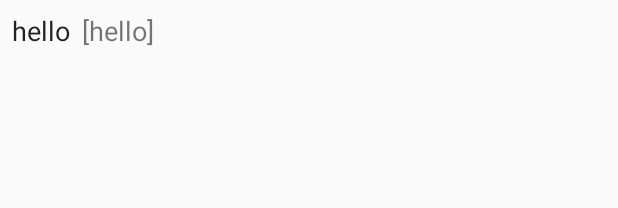
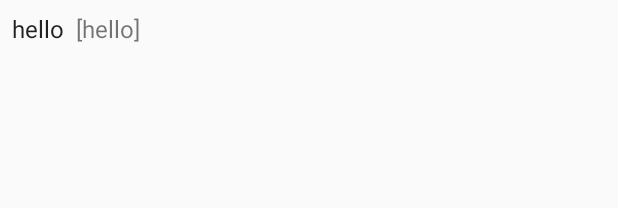
Before and after one commit to aleksandersh/YandexTranslate, an Android app: the layout dictionary_definition_list_item.xml on its own in the app's theme, with its tools: preview values and no code run, on a phone screen of 412 x 824 dp. Shown: the top 208 px of the screen. Run offline under Robolectric (Android 15) with nearby library versions, the phone set to English and light mode, and no system bars.

Commit message:
Change user interface

```diff
--- a/app/build.gradle
+++ b/app/build.gradle
@@ -20,7 +20,7 @@ android {
 }
 
 dependencies {
-    compile fileTree(include: ['*.jar'], dir: 'libs')
+    apk fileTree(include: ['*.jar'], dir: 'libs')
     androidTestCompile('com.android.support.test.espresso:espresso-core:2.2.2', {
         exclude group: 'com.android.support', module: 'support-annotations'
     })
--- a/app/src/main/java/aleksandersh/android/yandextranslate/YandexTranslateActivity.java
+++ b/app/src/main/java/aleksandersh/android/yandextranslate/YandexTranslateActivity.java
@@ -6,6 +6,7 @@ import android.content.SharedPreferences;
 import android.os.Bundle;
 import android.support.design.widget.TabLayout;
 import android.support.v4.app.FragmentManager;
+import android.support.v7.app.ActionBar;
 import android.support.v7.app.AppCompatActivity;
 
 import aleksandersh.android.yandextranslate.fragment.FavoritesFragment;
--- a/app/src/main/res/layout/dictionary_definition_list_item.xml
+++ b/app/src/main/res/layout/dictionary_definition_list_item.xml
@@ -15,7 +15,7 @@
         android:layout_marginTop="8dp"
         android:textAllCaps="false"
         android:textColor="?attr/editTextColor"
-        android:textSize="18sp"
+        android:textSize="16sp"
         app:layout_constraintLeft_toLeftOf="parent"
         app:layout_constraintTop_toTopOf="parent"
         tools:text="hello"/>
@@ -28,7 +28,7 @@
         android:layout_marginLeft="8dp"
         android:layout_marginRight="8dp"
         android:layout_marginStart="8dp"
-        android:textSize="18sp"
+        android:textSize="16sp"
         app:layout_constraintBottom_toBottomOf="@id/dictionary_definition_list_item_text"
         app:layout_constraintHorizontal_bias="0.0"
         app:layout_constraintLeft_toRightOf="@id/dictionary_definition_list_item_text"
```
